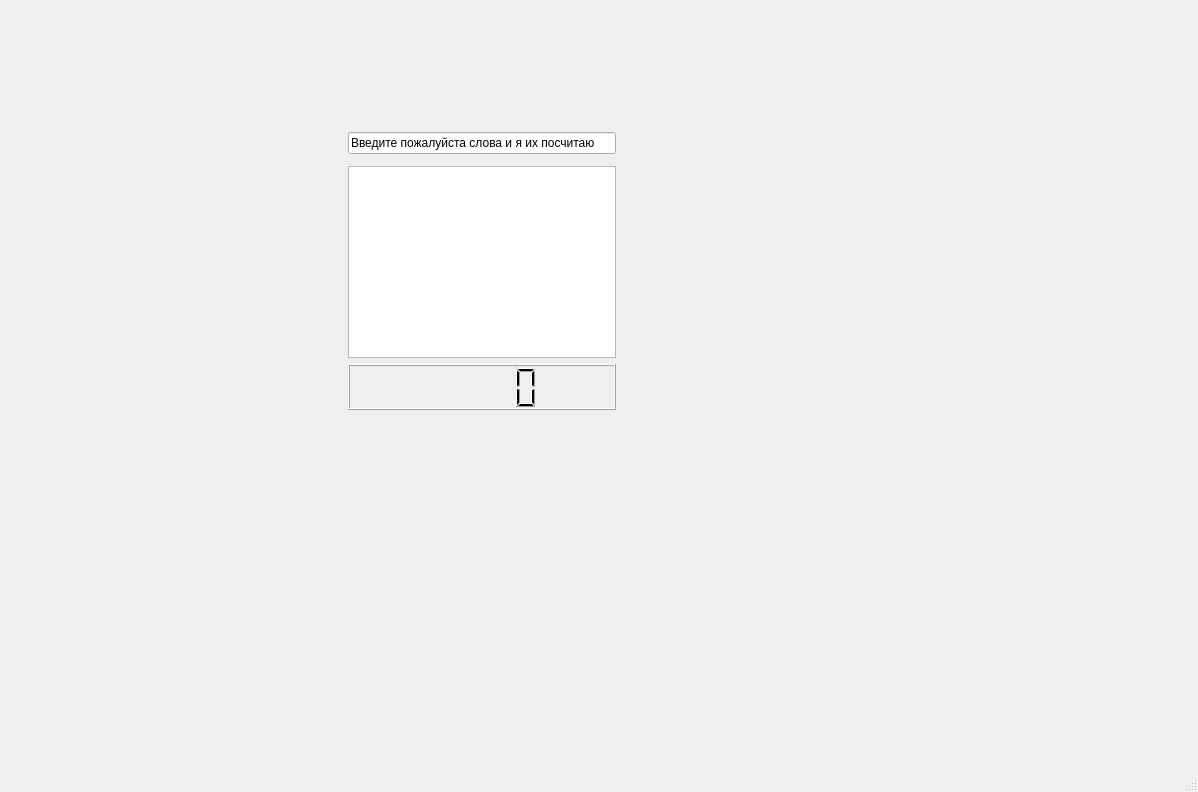
Old version of the form lesson 6/task2/mainwindow.ui in the repository VHarbar/NG_Harbar_Vadim.
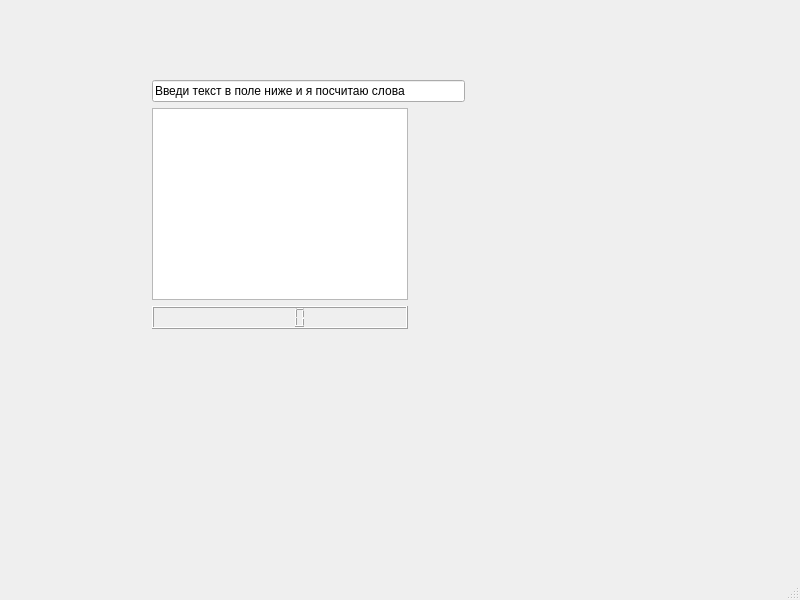
New version of the form.

```diff
--- a/lesson 6/task2/mainwindow.ui
+++ b/lesson 6/task2/mainwindow.ui
@@ -6,8 +6,8 @@
    <rect>
     <x>0</x>
     <y>0</y>
-    <width>1198</width>
-    <height>792</height>
+    <width>800</width>
+    <height>600</height>
    </rect>
   </property>
   <property name="windowTitle">
@@ -17,30 +17,42 @@
    <widget class="QWidget" name="">
     <property name="geometry">
      <rect>
-      <x>300</x>
-      <y>90</y>
-      <width>364</width>
-      <height>362</height>
+      <x>100</x>
+      <y>40</y>
+      <width>365</width>
+      <height>349</height>
      </rect>
     </property>
-    <layout class="QGridLayout" name="gridLayout">
-     <item row="7" column="1">
+    <layout class="QGridLayout" name="gridLayout_3">
+     <item row="0" column="0" colspan="4">
+      <layout class="QGridLayout" name="gridLayout_2">
+       <item row="0" column="2">
       <spacer name="verticalSpacer_2">
        <property name="orientation">
         <enum>Qt::Vertical</enum>
        </property>
        <property name="sizeHint" stdset="0">
         <size>
-         <width>268</width>
-         <height>28</height>
+           <width>20</width>
+           <height>40</height>
         </size>
        </property>
       </spacer>
      </item>
-     <item row="4" column="1" rowspan="3">
-      <widget class="QLCDNumber" name="lcdNumber"/>
-     </item>
-     <item row="1" column="0" rowspan="2">
+       <item row="0" column="1">
+        <spacer name="verticalSpacer">
+         <property name="orientation">
+          <enum>Qt::Vertical</enum>
+         </property>
+         <property name="sizeHint" stdset="0">
+          <size>
+           <width>20</width>
+           <height>40</height>
+          </size>
+         </property>
+        </spacer>
+       </item>
+       <item row="2" column="0">
       <spacer name="horizontalSpacer_2">
        <property name="orientation">
         <enum>Qt::Horizontal</enum>
@@ -53,7 +65,23 @@
        </property>
       </spacer>
      </item>
-     <item row="1" column="2" rowspan="2">
+       <item row="2" column="1" colspan="2">
+        <widget class="QTextEdit" name="TheEditor"/>
+       </item>
+       <item row="2" column="3">
+        <spacer name="horizontalSpacer_3">
+         <property name="orientation">
+          <enum>Qt::Horizontal</enum>
+         </property>
+         <property name="sizeHint" stdset="0">
+          <size>
+           <width>51</width>
+           <height>17</height>
+          </size>
+         </property>
+        </spacer>
+       </item>
+       <item row="3" column="0">
       <spacer name="horizontalSpacer">
        <property name="orientation">
         <enum>Qt::Horizontal</enum>
@@ -66,15 +94,33 @@
        </property>
       </spacer>
      </item>
-     <item row="1" column="1">
+       <item row="3" column="3">
+        <spacer name="horizontalSpacer_4">
+         <property name="orientation">
+          <enum>Qt::Horizontal</enum>
+         </property>
+         <property name="sizeHint" stdset="0">
+          <size>
+           <width>40</width>
+           <height>20</height>
+          </size>
+         </property>
+        </spacer>
+       </item>
+       <item row="3" column="1" colspan="2">
+        <widget class="QLCDNumber" name="lcdNumber"/>
+       </item>
+       <item row="1" column="1" colspan="3">
       <widget class="QLineEdit" name="lineEdit">
        <property name="text">
-        <string>Введите пожалуйста слова и я их посчитаю</string>
+          <string>Введи текст в поле ниже и я посчитаю слова</string>
        </property>
       </widget>
      </item>
-     <item row="0" column="0" colspan="3">
-      <spacer name="verticalSpacer">
+      </layout>
+     </item>
+     <item row="1" column="2">
+      <spacer name="verticalSpacer_4">
        <property name="orientation">
         <enum>Qt::Vertical</enum>
        </property>
@@ -86,83 +132,15 @@
        </property>
       </spacer>
      </item>
-     <item row="4" column="2" rowspan="2">
-      <spacer name="horizontalSpacer_3">
+     <item row="1" column="1">
+      <spacer name="verticalSpacer_3">
        <property name="orientation">
-        <enum>Qt::Horizontal</enum>
+        <enum>Qt::Vertical</enum>
        </property>
        <property name="sizeHint" stdset="0">
         <size>
-         <width>40</width>
-         <height>20</height>
-        </size>
-       </property>
-      </spacer>
-     </item>
-     <item row="6" column="0">
-      <spacer name="horizontalSpacer_6">
-       <property name="orientation">
-        <enum>Qt::Horizontal</enum>
-       </property>
-       <property name="sizeHint" stdset="0">
-        <size>
-         <width>40</width>
-         <height>20</height>
-        </size>
-       </property>
-      </spacer>
-     </item>
-     <item row="6" column="2">
-      <spacer name="horizontalSpacer_5">
-       <property name="orientation">
-        <enum>Qt::Horizontal</enum>
-       </property>
-       <property name="sizeHint" stdset="0">
-        <size>
-         <width>40</width>
-         <height>20</height>
-        </size>
-       </property>
-      </spacer>
-     </item>
-     <item row="4" column="0">
-      <spacer name="horizontalSpacer_4">
-       <property name="orientation">
-        <enum>Qt::Horizontal</enum>
-       </property>
-       <property name="sizeHint" stdset="0">
-        <size>
-         <width>40</width>
-         <height>20</height>
-        </size>
-       </property>
-      </spacer>
-     </item>
-     <item row="3" column="1">
-      <widget class="QTextEdit" name="TheEditor"/>
-     </item>
-     <item row="3" column="0">
-      <spacer name="horizontalSpacer_7">
-       <property name="orientation">
-        <enum>Qt::Horizontal</enum>
-       </property>
-       <property name="sizeHint" stdset="0">
-        <size>
-         <width>40</width>
-         <height>20</height>
-        </size>
-       </property>
-      </spacer>
-     </item>
-     <item row="3" column="2">
-      <spacer name="horizontalSpacer_8">
-       <property name="orientation">
-        <enum>Qt::Horizontal</enum>
-       </property>
-       <property name="sizeHint" stdset="0">
-        <size>
-         <width>40</width>
-         <height>20</height>
+         <width>20</width>
+         <height>40</height>
         </size>
        </property>
       </spacer>
```
Left out of the diff: 2 changed lines with no effect on the pictures. Lines whose indentation alone changed are shown as unchanged.
